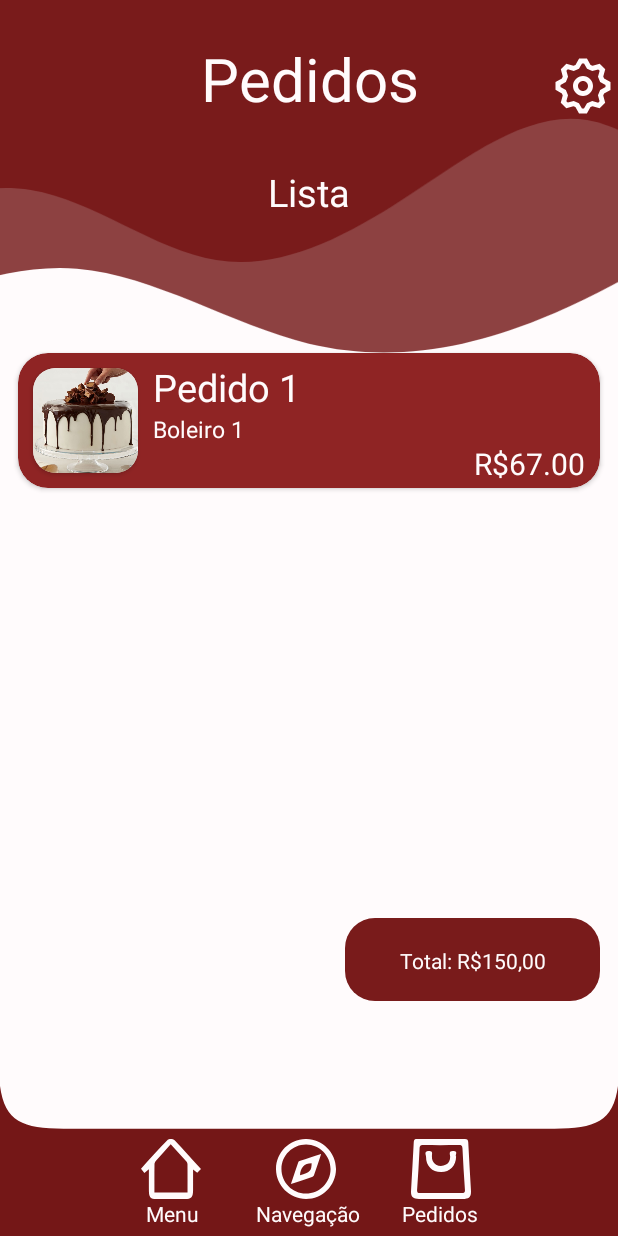
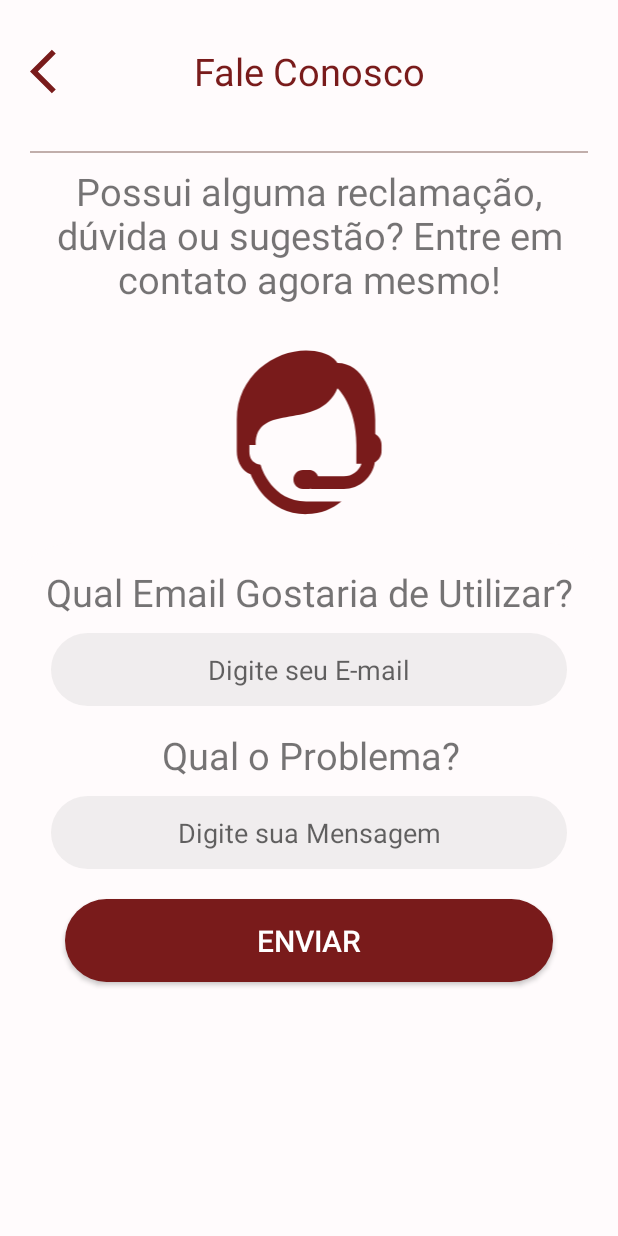
Before and after one commit to LaCakeTCC/LaCakeMobile, an Android app: the screen it shows after launch (tela_de_pedidos before the commit, tela_fale_conosco after it), on a phone screen of 412 x 824 dp. Run offline under Robolectric (Android 15) with nearby library versions, the phone set to English and light mode, and no system bars.

Commit message:
Adicionando Tela Fale Conosco

```diff
--- a/telaslacake/app/src/main/AndroidManifest.xml
+++ b/telaslacake/app/src/main/AndroidManifest.xml
@@ -13,14 +13,14 @@
         <activity android:name=".tela_cadastro"></activity>
         <activity android:name=".tela_pagamento"></activity>
         <activity android:name=".tela_principal"></activity>
-        <activity android:name=".tela_de_pedidos">
-
+        <activity android:name=".tela_fale_conosco">
             <intent-filter>
                 <action android:name="android.intent.action.MAIN" />
 
                 <category android:name="android.intent.category.LAUNCHER" />
             </intent-filter>
         </activity>
+        <activity android:name=".tela_de_pedidos"></activity>
     </application>
 
 </manifest>
--- /dev/null
+++ b/telaslacake/app/src/main/java/com/example/telaslacake/tela_fale_conosco.java
@@ -0,0 +1,15 @@
+package com.example.telaslacake;
+
+import android.support.v7.app.AppCompatActivity;
+import android.os.Bundle;
+
+public class tela_fale_conosco extends AppCompatActivity {
+
+        @Override
+        protected void onCreate(Bundle savedInstanceState) {
+            super.onCreate(savedInstanceState);
+            setContentView(R.layout.activity_tela_fale_conosco);
+
+
+        }
+    }
--- /dev/null
+++ b/telaslacake/app/src/main/res/drawable/button_fale_conosco.xml
@@ -0,0 +1,5 @@
+<?xml version="1.0" encoding="utf-8"?>
+<shape xmlns:android="http://schemas.android.com/apk/res/android">
+    <solid android:color="@color/vermelhoForte2"/>
+    <corners android:radius="50dp"/>
+</shape>
--- /dev/null
+++ b/telaslacake/app/src/main/res/drawable/ic_fale_conosco.xml
@@ -0,0 +1,9 @@
+<vector xmlns:android="http://schemas.android.com/apk/res/android"
+    android:width="32dp"
+    android:height="32dp"
+    android:viewportWidth="32"
+    android:viewportHeight="32">
+  <path
+      android:fillColor="@color/vermelhoForte2"
+      android:pathData="M15.589,5.335c-4.359,0 -9.589,3.487 -9.589,9.589v4.359c0,1.322 0.579,2.264 1.17,2.78 0.36,0.315 0.511,0.32 0.753,0.415 0.317,0.819 2.342,5.522 7.667,5.522 0.029,0 0.057,-0.003 0.087,-0.003 0.001,0 0.002,0 0.003,0s0.002,0 0.003,0v0c1.997,-0.023 3.589,-0.756 4.808,-1.74h-4.902c-4.65,0 -6.147,-4.635 -6.147,-4.635l-0.151,-0.454 -0.465,-0.116c0,0 -0.228,-0.054 -0.509,-0.3s-0.574,-0.612 -0.574,-1.469v-0.872h0.872c0,-6.103 8.718,-1.743 11.333,-7.846 0,0 2.615,2.406 2.615,7.846v2.615h0.713c-0.357,1.018 -1.311,1.743 -2.457,1.743h-3.567c-0.18,-0.507 -0.66,-0.872 -1.228,-0.872h-0.872c-0.722,0 -1.308,0.586 -1.308,1.308s0.586,1.308 1.308,1.308h0.872c0.078,0 0.154,-0.011 0.228,-0.024 0.06,0.016 0.131,0.024 0.203,0.024 0.002,0 0.003,0 0.006,0h4.359c2.172,0 3.981,-1.613 4.303,-3.698 0.55,-0.293 0.928,-0.866 0.928,-1.532v-0.872c0,-0.644 -0.352,-1.2 -0.872,-1.501v-1.985c0,-3.487 -1.743,-7.846 -5.231,-7.846 0,0 -0.872,-1.743 -4.359,-1.743v0.002z"/>
+</vector>
--- /dev/null
+++ b/telaslacake/app/src/main/res/layout/activity_tela_fale_conosco.xml
@@ -0,0 +1,157 @@
+
+<ScrollView xmlns:android="http://schemas.android.com/apk/res/android"
+     xmlns:tools="http://schemas.android.com/tools"
+     android:layout_width="match_parent"
+     android:layout_height="match_parent"
+     xmlns:app="http://schemas.android.com/apk/res-auto"
+     android:background="@drawable/background_padrao"
+     tools:context=".tela_fale_conosco">
+
+    <android.support.constraint.ConstraintLayout
+        android:layout_width="match_parent"
+        android:layout_height="match_parent"
+        android:background="@drawable/background_padrao"
+        tools:context=".tela_fale_conosco">
+
+   <RelativeLayout
+    android:id="@+id/voltarEfale_conosco"
+    android:layout_width="wrap_content"
+    android:layout_height="wrap_content"
+    android:layout_marginTop="30dp"
+    app:layout_constraintTop_toTopOf="parent"
+    app:layout_constraintStart_toStartOf="parent"
+    app:layout_constraintEnd_toEndOf="parent"
+    >
+
+
+    <android.support.v7.widget.AppCompatButton
+        style="@style/voltar"
+        android:id="@+id/voltarBotao"
+        android:layout_width="35dp"
+        android:layout_height="35dp"
+        android:layout_marginLeft="20dp"
+        app:layout_constraintLeft_toRightOf="@id/texto_fale_conosco"
+        />
+
+    <TextView
+        style="@style/textoTitulo"
+        android:id="@+id/texto_fale_conosco"
+        android:layout_width="match_parent"
+        android:layout_height="wrap_content"
+        android:text="Fale Conosco"
+
+        />
+
+</RelativeLayout>
+
+
+    <View
+    android:id="@+id/divisor_fale_conosco1"
+    android:layout_width="match_parent"
+    android:layout_height="1dp"
+    android:layout_marginLeft="20dp"
+    android:layout_marginRight="20dp"
+    android:layout_centerVertical="true"
+    android:layout_marginTop="35dp"
+    android:background="@color/marrom1"
+    app:layout_constraintStart_toStartOf="parent"
+    app:layout_constraintEnd_toEndOf="parent"
+    app:layout_constraintTop_toBottomOf="@id/voltarEfale_conosco"
+    />
+
+
+    <TextView
+        android:id="@+id/texto_sobre_fale_conosco"
+        android:layout_width="381dp"
+        android:layout_height="98dp"
+        android:layout_marginTop="110dp"
+        android:text="Possui alguma reclamação, dúvida ou sugestão? Entre em contato agora mesmo!"
+        android:textAlignment="center"
+        android:textSize="25dp"
+        app:layout_constraintEnd_toEndOf="parent"
+        app:layout_constraintStart_toStartOf="parent"
+        app:layout_constraintTop_toTopOf="parent"
+
+        />
+
+    <ImageView
+        android:id="@+id/logo"
+        android:layout_width="377dp"
+        android:layout_height="154dp"
+        android:src="@drawable/ic_fale_conosco"
+        app:layout_constraintEnd_toEndOf="parent"
+        app:layout_constraintStart_toStartOf="parent"
+        app:layout_constraintTop_toBottomOf="@id/texto_sobre_fale_conosco" />
+
+        <View
+            android:id="@+id/containerComponets"
+            style="@style/ConstantComponents_fale_conosco"
+            android:layout_width="414dp"
+            android:layout_height="369dp"
+            app:layout_constraintEnd_toEndOf="parent"
+            app:layout_constraintStart_toStartOf="parent"
+            app:layout_constraintTop_toBottomOf="@id/logo" />
+
+        <TextView
+        android:id="@+id/texto_nomeusuario"
+        android:layout_width="wrap_content"
+        android:layout_height="wrap_content"
+        android:text="Qual Email Gostaria de Utilizar?" android:textSize="25dp"
+        android:textAlignment="center"
+        android:layout_marginTop="15dp"
+        app:layout_constraintStart_toStartOf="@+id/containerComponets"
+        app:layout_constraintEnd_toEndOf="@id/containerComponets"
+        app:layout_constraintTop_toTopOf="@id/containerComponets"
+        />
+
+    <EditText
+        android:id="@+id/edit_nome_uduario"
+        style="@style/Edit_Text"
+        android:hint="Digite seu E-mail"
+        android:textAlignment="center"
+        app:layout_constraintStart_toStartOf="@id/containerComponets"
+        app:layout_constraintEnd_toEndOf="@id/containerComponets"
+        app:layout_constraintTop_toBottomOf="@id/texto_nomeusuario"
+
+        />
+
+
+    <TextView
+
+        android:id="@+id/texto_email"
+        android:layout_width="wrap_content"
+        android:layout_height="wrap_content"
+        android:text="Qual o Problema?" android:textSize="25dp"
+        android:textAlignment="center"
+        android:layout_marginTop="15dp"
+        app:layout_constraintStart_toStartOf="@+id/containerComponets"
+        app:layout_constraintEnd_toEndOf="@id/containerComponets"
+        app:layout_constraintTop_toBottomOf="@+id/edit_nome_uduario"
+        />
+
+    <EditText
+        android:id="@+id/edit_email"
+        style="@style/Edit_Text"
+        android:hint="Digite sua Mensagem"
+        android:textAlignment="center"
+        app:layout_constraintStart_toStartOf="@id/containerComponets"
+        app:layout_constraintEnd_toEndOf="@id/containerComponets"
+        app:layout_constraintTop_toBottomOf="@id/texto_email"
+
+        />
+
+    <android.support.v7.widget.AppCompatButton
+        android:id="@+id/Botão_cadastrar"
+        style="@style/Button_fale_conosco"
+        android:layout_marginTop="20dp"
+        android:hint="ENVIAR"
+        android:textColorHint="@color/white"
+        android:textSize="20dp"
+        android:textColor="@color/white"
+        app:layout_constraintStart_toStartOf="parent"
+        app:layout_constraintEnd_toEndOf="parent"
+        app:layout_constraintTop_toBottomOf="@id/edit_email"
+        />
+
+    </android.support.constraint.ConstraintLayout>
+</ScrollView>
--- a/telaslacake/app/src/main/res/layout/activity_tela_pagamento.xml
+++ b/telaslacake/app/src/main/res/layout/activity_tela_pagamento.xml
@@ -1,4 +1,3 @@
-
 <android.support.constraint.ConstraintLayout xmlns:android="http://schemas.android.com/apk/res/android"
      xmlns:tools="http://schemas.android.com/tools"
      android:layout_width="match_parent"
--- a/telaslacake/app/src/main/res/values/styles.xml
+++ b/telaslacake/app/src/main/res/values/styles.xml
@@ -7,6 +7,11 @@
     <style name="ConstantComponents">
         <item name="android:layout_width">match_parent</item>
         <item name="android:layout_height">700dp</item>
+        <item name="android:background">@drawable/container_components</item>
+    </style>
+    <style name="ConstantComponents_fale_conosco">
+        <item name="android:layout_width">match_parent</item>
+        <item name="android:layout_height">900dp</item>
         <item name="android:background">@drawable/container_components</item>
     </style>
 
@@ -65,6 +70,16 @@
         <item name="android:layout_marginTop">10dp</item>
         <item name="android:padding">12dp</item>
         <item name="android:background">@drawable/button</item>
+    </style>
+
+    <style name="Button_fale_conosco">
+        <item name="android:layout_width">325dp</item>
+        <item name="android:layout_height">55dp</item>
+        <item name="android:layout_marginLeft">34dp</item>
+        <item name="android:layout_marginRight">34dp</item>
+        <item name="android:layout_marginTop">10dp</item>
+        <item name="android:padding">12dp</item>
+        <item name="android:background">@drawable/button_fale_conosco</item>
     </style>
 
     <style name="Facebook">
```
Also changed, not shown: telaslacake/app/src/main/res/drawable/logo_lacake_fale_conosco.png (added), telaslacake/app/src/main/res/drawable/logo_lacake_fale_conosco_1.png (added).
